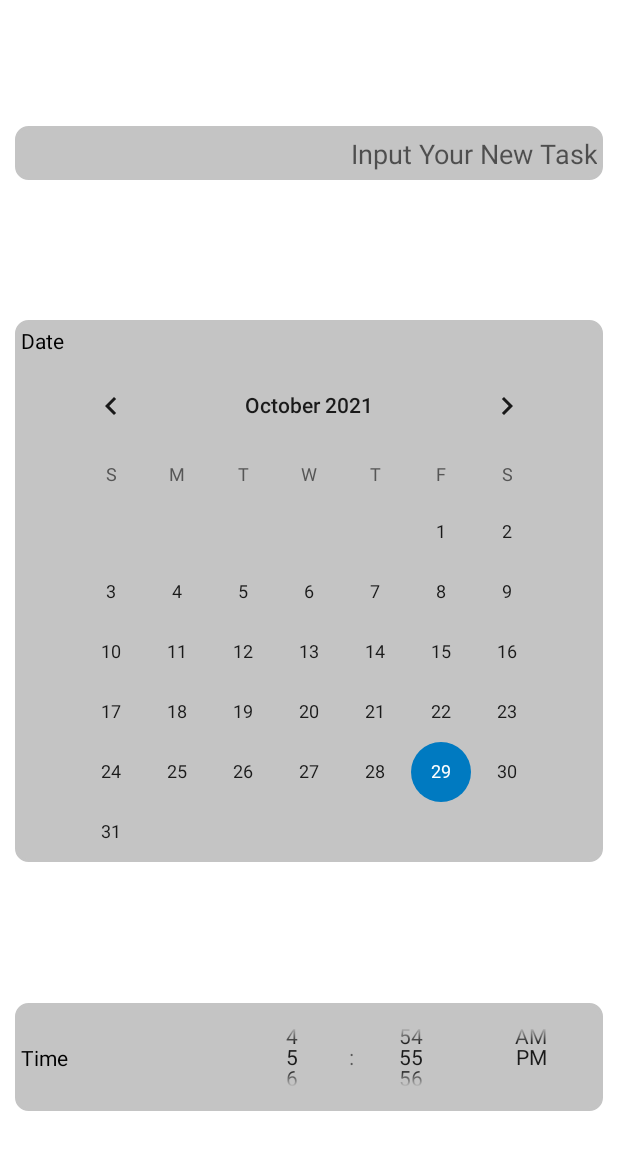
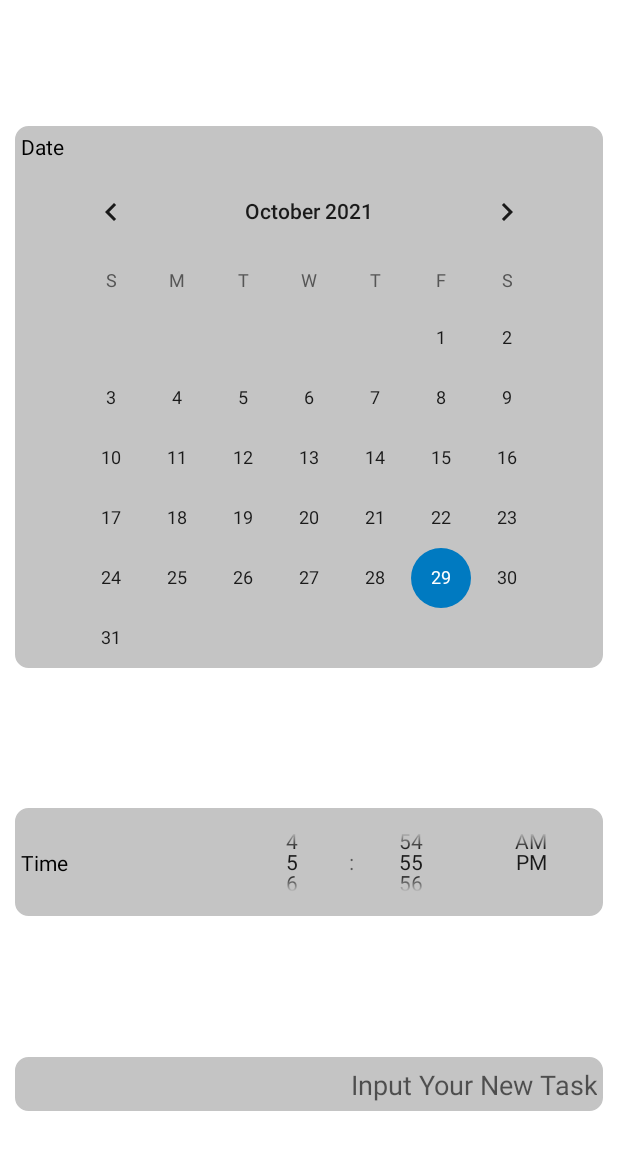
Before and after one commit to winstonmoon/motivational-todo-list-android, an Android app: the layout dialog_add.xml on its own in the app's theme, with its tools: preview values and no code run, on a phone screen of 412 x 824 dp. Shown: the top 1150 px of the screen. Run offline under Robolectric (Android 15) with nearby library versions, the phone set to English and light mode, and no system bars.

Commit message:
fix issue # 165

```diff
--- a/app/src/main/res/layout/dialog_add.xml
+++ b/app/src/main/res/layout/dialog_add.xml
@@ -7,55 +7,21 @@
         android:layout_height="match_parent">
 
         <androidx.constraintlayout.widget.ConstraintLayout
-            android:id="@+id/container_input_task"
-            android:layout_width="0dp"
-            android:layout_height="36dp"
-            android:layout_marginLeft="10dp"
-            android:layout_marginTop="10dp"
-            android:layout_marginRight="10dp"
-            android:layout_marginBottom="10dp"
-            android:background="@drawable/bg_shape_rounded_rectangle_sub_container"
-            app:layout_constraintBottom_toTopOf="@id/container_calendar"
-            app:layout_constraintEnd_toEndOf="parent"
-            app:layout_constraintStart_toStartOf="parent"
-            app:layout_constraintTop_toTopOf="parent">
-
-            <EditText
-                android:id="@+id/input_task"
-                android:layout_width="0dp"
-                android:layout_height="wrap_content"
-                android:layout_marginRight="4dp"
-                android:background="@null"
-                android:fontFamily="sans-serif"
-                android:gravity="right"
-                android:hint="@string/hint_input_task"
-                android:imeOptions="actionDone"
-                android:inputType="text"
-                app:layout_constraintBottom_toBottomOf="parent"
-                app:layout_constraintEnd_toEndOf="parent"
-                app:layout_constraintStart_toStartOf="parent"
-                app:layout_constraintTop_toTopOf="parent" />
-        </androidx.constraintlayout.widget.ConstraintLayout>
-
-        <androidx.constraintlayout.widget.ConstraintLayout
             android:id="@+id/container_calendar"
             android:layout_width="0dp"
             android:layout_height="wrap_content"
-            android:layout_marginLeft="10dp"
-            android:layout_marginTop="10dp"
-            android:layout_marginRight="10dp"
-            android:layout_marginBottom="10dp"
+            android:layout_margin="10dp"
             android:background="@drawable/bg_shape_rounded_rectangle_sub_container"
             app:layout_constraintBottom_toTopOf="@id/container_input_time"
             app:layout_constraintEnd_toEndOf="parent"
             app:layout_constraintStart_toStartOf="parent"
-            app:layout_constraintTop_toBottomOf="@id/container_input_task">
+            app:layout_constraintTop_toTopOf="parent">
 
             <TextView
                 android:id="@+id/label_date"
                 android:layout_width="wrap_content"
                 android:layout_height="wrap_content"
-                android:layout_marginLeft="4dp"
+                android:layout_marginStart="4dp"
                 android:layout_marginTop="4dp"
                 android:autoSizeTextType="uniform"
                 android:gravity="center_vertical"
@@ -80,12 +46,9 @@
             android:id="@+id/container_input_time"
             android:layout_width="0dp"
             android:layout_height="72dp"
-            android:layout_marginLeft="10dp"
-            android:layout_marginTop="10dp"
-            android:layout_marginRight="10dp"
-            android:layout_marginBottom="10dp"
+            android:layout_margin="10dp"
             android:background="@drawable/bg_shape_rounded_rectangle_sub_container"
-            app:layout_constraintBottom_toBottomOf="parent"
+            app:layout_constraintBottom_toTopOf="@id/container_input_task"
             app:layout_constraintEnd_toEndOf="parent"
             app:layout_constraintStart_toStartOf="parent"
             app:layout_constraintTop_toBottomOf="@id/container_calendar">
@@ -94,14 +57,14 @@
                 android:id="@+id/label_time"
                 android:layout_width="wrap_content"
                 android:layout_height="wrap_content"
-                android:layout_marginLeft="4dp"
+                android:layout_marginStart="4dp"
                 android:autoSizeTextType="uniform"
                 android:gravity="center_vertical"
                 android:text="@string/label_time"
                 android:textColor="@color/main_text"
-                app:layout_constraintTop_toTopOf="parent"
+                app:layout_constraintBottom_toBottomOf="parent"
                 app:layout_constraintStart_toStartOf="parent"
-                app:layout_constraintBottom_toBottomOf="parent" />
+                app:layout_constraintTop_toTopOf="parent" />
 
             <TimePicker
                 android:id="@+id/input_time"
@@ -113,6 +76,34 @@
                 app:layout_constraintTop_toTopOf="parent" />
         </androidx.constraintlayout.widget.ConstraintLayout>
 
+        <androidx.constraintlayout.widget.ConstraintLayout
+            android:id="@+id/container_input_task"
+            android:layout_width="0dp"
+            android:layout_height="36dp"
+            android:layout_margin="10dp"
+            android:background="@drawable/bg_shape_rounded_rectangle_sub_container"
+            app:layout_constraintBottom_toBottomOf="parent"
+            app:layout_constraintEnd_toEndOf="parent"
+            app:layout_constraintStart_toStartOf="parent"
+            app:layout_constraintTop_toBottomOf="@id/container_input_time">
+
+            <EditText
+                android:id="@+id/input_task"
+                android:layout_width="0dp"
+                android:layout_height="wrap_content"
+                android:layout_marginEnd="4dp"
+                android:background="@null"
+                android:fontFamily="sans-serif"
+                android:gravity="right"
+                android:hint="@string/hint_input_task"
+                android:imeOptions="actionDone"
+                android:inputType="text"
+                app:layout_constraintBottom_toBottomOf="parent"
+                app:layout_constraintEnd_toEndOf="parent"
+                app:layout_constraintStart_toStartOf="parent"
+                app:layout_constraintTop_toTopOf="parent" />
+        </androidx.constraintlayout.widget.ConstraintLayout>
+
     </androidx.constraintlayout.widget.ConstraintLayout>
 
 </layout>
```
